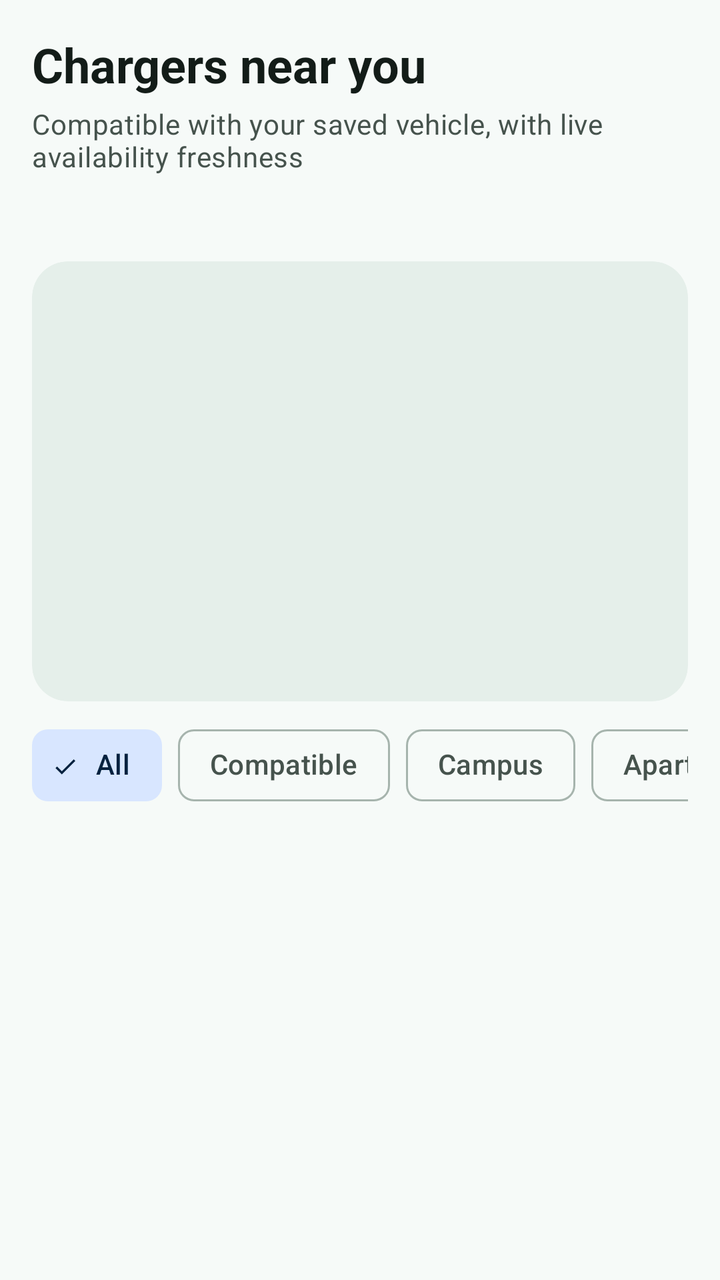
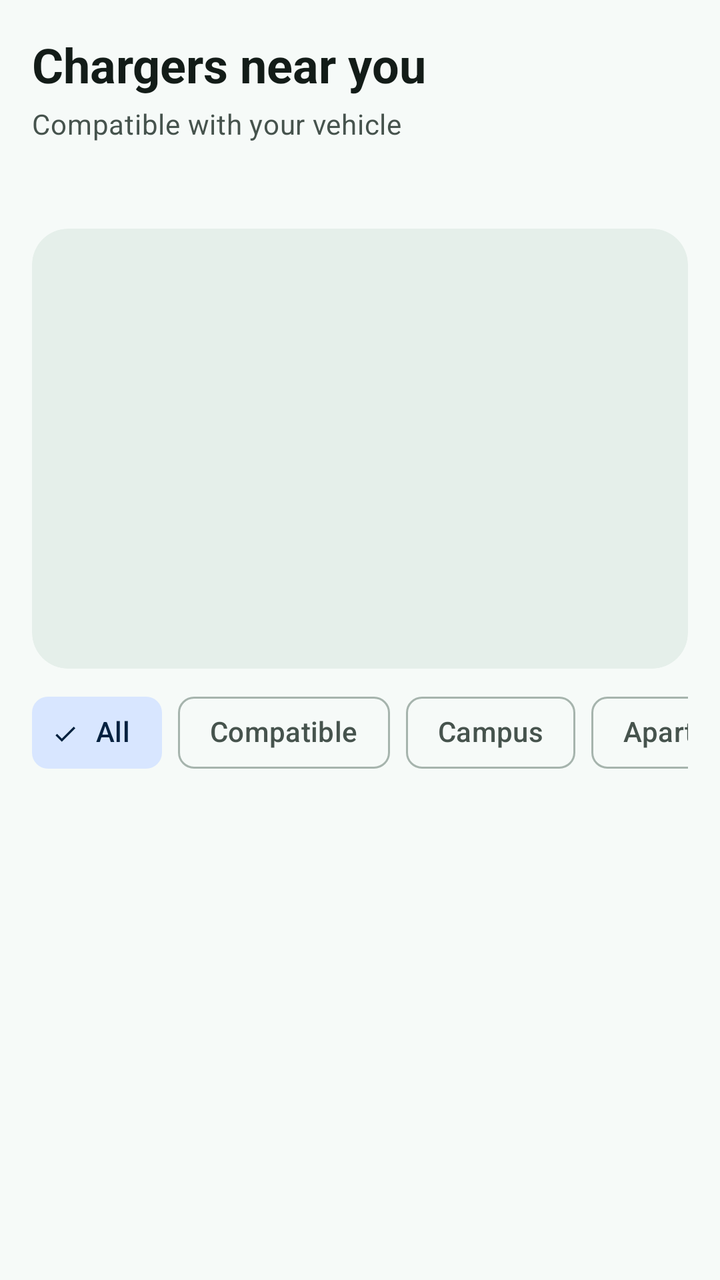

Screens rendered from an Android XML layout before and after an edit, with the pre-edit source and the edit as a unified diff.
<!-- AndroidManifest.xml: application theme Theme.Amperly -->
<!-- res/layout/fragment_charger_discovery.xml -->
<?xml version="1.0" encoding="utf-8"?>
<LinearLayout xmlns:android="http://schemas.android.com/apk/res/android"
    xmlns:app="http://schemas.android.com/apk/res-auto"
    android:layout_width="match_parent"
    android:layout_height="match_parent"
    android:orientation="vertical">

    <LinearLayout
        android:layout_width="match_parent"
        android:layout_height="wrap_content"
        android:orientation="vertical"
        android:paddingHorizontal="@dimen/amp_screen_padding"
        android:paddingTop="@dimen/amp_space_m">

        <TextView
            android:layout_width="match_parent"
            android:layout_height="wrap_content"
            android:text="@string/discovery_title"
            android:textAppearance="@style/TextAppearance.Amperly.ScreenTitle" />

        <TextView
            android:id="@+id/discoverySubtitleText"
            android:layout_width="match_parent"
            android:layout_height="wrap_content"
            android:layout_marginTop="@dimen/amp_space_xs"
            android:text="@string/discovery_subtitle"
            android:textAppearance="@style/TextAppearance.Amperly.Body" />

        <TextView
            android:id="@+id/resultCountText"
            android:layout_width="match_parent"
            android:layout_height="wrap_content"
            android:layout_marginTop="@dimen/amp_space_s"
            android:textAppearance="@style/TextAppearance.Amperly.BodyStrong" />
    </LinearLayout>

    <com.google.android.material.card.MaterialCardView
        style="@style/Widget.Amperly.Card.Map"
        android:layout_width="match_parent"
        android:layout_height="@dimen/amp_map_panel_height"
        android:layout_marginHorizontal="@dimen/amp_screen_padding"
        android:layout_marginTop="@dimen/amp_space_m">

        <FrameLayout
            android:id="@+id/mapContainer"
            android:layout_width="match_parent"
            android:layout_height="match_parent" />
    </com.google.android.material.card.MaterialCardView>

    <HorizontalScrollView
        android:layout_width="match_parent"
        android:layout_height="wrap_content"
        android:layout_marginTop="@dimen/amp_space_s"
        android:paddingHorizontal="@dimen/amp_screen_padding"
        android:scrollbars="none">

        <com.google.android.material.chip.ChipGroup
            android:id="@+id/filterChipGroup"
            android:layout_width="wrap_content"
            android:layout_height="wrap_content"
            app:singleLine="true"
            app:singleSelection="true">

            <com.google.android.material.chip.Chip
                android:id="@+id/filterAllChip"
                style="@style/Widget.Amperly.Chip"
                android:layout_width="wrap_content"
                android:layout_height="wrap_content"
                android:checked="true"
                android:text="@string/filter_all" />

            <com.google.android.material.chip.Chip
                android:id="@+id/filterCompatibleChip"
                style="@style/Widget.Amperly.Chip"
                android:layout_width="wrap_content"
                android:layout_height="wrap_content"
                android:text="@string/filter_compatible" />

            <com.google.android.material.chip.Chip
                android:id="@+id/filterCampusChip"
                style="@style/Widget.Amperly.Chip"
                android:layout_width="wrap_content"
                android:layout_height="wrap_content"
                android:text="@string/filter_campus" />

            <com.google.android.material.chip.Chip
                android:id="@+id/filterApartmentChip"
                style="@style/Widget.Amperly.Chip"
                android:layout_width="wrap_content"
                android:layout_height="wrap_content"
                android:text="@string/filter_apartment" />

            <com.google.android.material.chip.Chip
                android:id="@+id/filterDcChip"
                style="@style/Widget.Amperly.Chip"
                android:layout_width="wrap_content"
                android:layout_height="wrap_content"
                android:text="@string/filter_dc_fast" />

            <com.google.android.material.chip.Chip
                android:id="@+id/filterVerifiedMeterChip"
                style="@style/Widget.Amperly.Chip"
                android:layout_width="wrap_content"
                android:layout_height="wrap_content"
                android:text="@string/filter_verified_only" />
        </com.google.android.material.chip.ChipGroup>
    </HorizontalScrollView>

    <TextView
        android:id="@+id/emptyStateText"
        android:layout_width="match_parent"
        android:layout_height="wrap_content"
        android:layout_margin="@dimen/amp_screen_padding"
        android:text="@string/empty_state"
        android:textAppearance="@style/TextAppearance.Amperly.Body"
        android:visibility="gone" />

    <androidx.recyclerview.widget.RecyclerView
        android:id="@+id/stationsRecyclerView"
        android:layout_width="match_parent"
        android:layout_height="0dp"
        android:layout_weight="1"
        android:clipToPadding="false"
        android:paddingHorizontal="@dimen/amp_space_s"
        android:paddingTop="@dimen/amp_space_xs"
        android:paddingBottom="@dimen/amp_space_l" />
</LinearLayout>
<!-- resources referenced by this layout -->
<resources>
  <dimen name="amp_map_panel_height">220dp</dimen>
  <dimen name="amp_screen_padding">16dp</dimen>
  <dimen name="amp_space_l">24dp</dimen>
  <dimen name="amp_space_m">16dp</dimen>
  <dimen name="amp_space_s">8dp</dimen>
  <dimen name="amp_space_xs">4dp</dimen>
  <string name="discovery_subtitle">Compatible with your saved vehicle, with live availability freshness</string>
  <string name="discovery_title">Chargers near you</string>
  <string name="empty_state">Nothing here yet</string>
  <string name="filter_all">All</string>
  <string name="filter_apartment">Apartment</string>
  <string name="filter_campus">Campus</string>
  <string name="filter_compatible">Compatible</string>
  <string name="filter_dc_fast">DC fast</string>
  <string name="filter_verified_only">Verified meter</string>
  <style name="TextAppearance.Amperly.Body" parent="TextAppearance.Material3.BodyMedium">
          <item name="android:textColor">?attr/colorOnSurfaceVariant</item>
      </style>
  <style name="TextAppearance.Amperly.BodyStrong" parent="TextAppearance.Material3.BodyMedium">
          <item name="android:textColor">?attr/colorOnSurface</item>
      </style>
  <style name="TextAppearance.Amperly.ScreenTitle" parent="TextAppearance.Material3.HeadlineSmall">
          <item name="android:textColor">?attr/colorOnSurface</item>
          <item name="android:textStyle">bold</item>
      </style>
  <style name="Widget.Amperly.Card.Map" parent="Widget.Amperly.Card.Filled">
          <item name="cardBackgroundColor">?attr/colorSurfaceContainerHigh</item>
      </style>
  <style name="Widget.Amperly.Chip" parent="Widget.Material3.Chip.Filter">
          <item name="android:textAllCaps">false</item>
          <item name="chipMinHeight">36dp</item>
      </style>
  <style name="Theme.Amperly" parent="Base.Theme.Amperly" />
  <style name="Widget.Amperly.Card.Filled" parent="Widget.Material3.CardView.Filled">
          <item name="cardCornerRadius">@dimen/amp_card_radius</item>
          <item name="cardElevation">0dp</item>
          <item name="cardBackgroundColor">?attr/colorSurfaceContainer</item>
      </style>
  <dimen name="amp_card_radius">18dp</dimen>
  <color name="amp_primary">#0E7C56</color>
  <color name="white">#FFFFFFFF</color>
  <color name="amp_primary_container">#C6F0DC</color>
  <color name="amp_on_primary_container">#04301F</color>
  <color name="amp_primary_light">#3FA37C</color>
  <color name="amp_secondary">#1B6FE3</color>
  <color name="amp_secondary_container">#D8E6FF</color>
  <color name="amp_on_secondary_container">#04213F</color>
  <color name="amp_tertiary">#8A4E00</color>
  <color name="amp_tertiary_container">#FFE1BA</color>
  <color name="amp_on_tertiary_container">#2E1500</color>
  <color name="amp_error">#BA1A1A</color>
  <color name="amp_error_container">#FFDAD6</color>
  <color name="amp_on_error_container">#410E0B</color>
  <color name="amp_surface">#F6FAF8</color>
  <color name="amp_surface_container_lowest">#FFFFFF</color>
  <color name="amp_surface_container_low">#F1F7F4</color>
  <color name="amp_surface_container">#EBF3EF</color>
  <color name="amp_surface_container_high">#E5EFEA</color>
  <color name="amp_surface_container_highest">#DFEAE4</color>
  <color name="amp_surface_variant">#DCE5E0</color>
  <color name="amp_on_surface">#131C18</color>
  <color name="amp_on_surface_variant">#46534D</color>
  <color name="amp_outline">#A6B4AD</color>
  <color name="amp_outline_variant">#D2DED8</color>
  <style name="Widget.Amperly.Button" parent="Widget.Material3.Button">
          <item name="android:minHeight">@dimen/amp_touch_target</item>
          <item name="cornerRadius">14dp</item>
          <item name="android:textAllCaps">false</item>
      </style>
  <style name="ThemeOverlay.Amperly.Dialog" parent="ThemeOverlay.Material3.MaterialAlertDialog" />
  <dimen name="amp_card_elevation">0dp</dimen>
  <dimen name="amp_touch_target">48dp</dimen>
  <!-- unchanged entries left out for length: 2 -->
</resources>

<!-- the commit's change to res/layout/fragment_charger_discovery.xml (unified diff, before → after) -->
@@ -1,127 +1,133 @@
 <?xml version="1.0" encoding="utf-8"?>
-<LinearLayout xmlns:android="http://schemas.android.com/apk/res/android"
+<androidx.core.widget.NestedScrollView xmlns:android="http://schemas.android.com/apk/res/android"
     xmlns:app="http://schemas.android.com/apk/res-auto"
     android:layout_width="match_parent"
     android:layout_height="match_parent"
-    android:orientation="vertical">
+    android:fillViewport="true">
 
     <LinearLayout
         android:layout_width="match_parent"
         android:layout_height="wrap_content"
         android:orientation="vertical"
-        android:paddingHorizontal="@dimen/amp_screen_padding"
-        android:paddingTop="@dimen/amp_space_m">
+        android:paddingBottom="@dimen/amp_space_xl">
 
-        <TextView
+        <LinearLayout
             android:layout_width="match_parent"
             android:layout_height="wrap_content"
-            android:text="@string/discovery_title"
-            android:textAppearance="@style/TextAppearance.Amperly.ScreenTitle" />
+            android:orientation="vertical"
+            android:paddingHorizontal="@dimen/amp_screen_padding"
+            android:paddingTop="@dimen/amp_space_m">
 
-        <TextView
-            android:id="@+id/discoverySubtitleText"
+            <TextView
+                android:layout_width="match_parent"
+                android:layout_height="wrap_content"
+                android:text="@string/discovery_title"
+                android:textAppearance="@style/TextAppearance.Amperly.ScreenTitle" />
+
+            <TextView
+                android:id="@+id/discoverySubtitleText"
+                android:layout_width="match_parent"
+                android:layout_height="wrap_content"
+                android:layout_marginTop="@dimen/amp_space_xs"
+                android:text="@string/discovery_subtitle"
+                android:textAppearance="@style/TextAppearance.Amperly.Body" />
+
+            <TextView
+                android:id="@+id/resultCountText"
+                android:layout_width="match_parent"
+                android:layout_height="wrap_content"
+                android:layout_marginTop="@dimen/amp_space_s"
+                android:textAppearance="@style/TextAppearance.Amperly.BodyStrong" />
+        </LinearLayout>
+
+        <com.google.android.material.card.MaterialCardView
+            style="@style/Widget.Amperly.Card.Map"
             android:layout_width="match_parent"
-            android:layout_height="wrap_content"
-            android:layout_marginTop="@dimen/amp_space_xs"
-            android:text="@string/discovery_subtitle"
-            android:textAppearance="@style/TextAppearance.Amperly.Body" />
+            android:layout_height="@dimen/amp_map_panel_height"
+            android:layout_marginHorizontal="@dimen/amp_screen_padding"
+            android:layout_marginTop="@dimen/amp_space_m">
 
-        <TextView
-            android:id="@+id/resultCountText"
+            <FrameLayout
+                android:id="@+id/mapContainer"
+                android:layout_width="match_parent"
+                android:layout_height="match_parent" />
+        </com.google.android.material.card.MaterialCardView>
+
+        <HorizontalScrollView
             android:layout_width="match_parent"
             android:layout_height="wrap_content"
             android:layout_marginTop="@dimen/amp_space_s"
-            android:textAppearance="@style/TextAppearance.Amperly.BodyStrong" />
-    </LinearLayout>
+            android:paddingHorizontal="@dimen/amp_screen_padding"
+            android:scrollbars="none">
 
-    <com.google.android.material.card.MaterialCardView
-        style="@style/Widget.Amperly.Card.Map"
-        android:layout_width="match_parent"
-        android:layout_height="@dimen/amp_map_panel_height"
-        android:layout_marginHorizontal="@dimen/amp_screen_padding"
-        android:layout_marginTop="@dimen/amp_space_m">
-
-        <FrameLayout
-            android:id="@+id/mapContainer"
-            android:layout_width="match_parent"
-            android:layout_height="match_parent" />
-    </com.google.android.material.card.MaterialCardView>
-
-    <HorizontalScrollView
-        android:layout_width="match_parent"
-        android:layout_height="wrap_content"
-        android:layout_marginTop="@dimen/amp_space_s"
-        android:paddingHorizontal="@dimen/amp_screen_padding"
-        android:scrollbars="none">
-
-        <com.google.android.material.chip.ChipGroup
-            android:id="@+id/filterChipGroup"
-            android:layout_width="wrap_content"
-            android:layout_height="wrap_content"
-            app:singleLine="true"
-            app:singleSelection="true">
-
-            <com.google.android.material.chip.Chip
-                android:id="@+id/filterAllChip"
-                style="@style/Widget.Amperly.Chip"
+            <com.google.android.material.chip.ChipGroup
+                android:id="@+id/filterChipGroup"
                 android:layout_width="wrap_content"
                 android:layout_height="wrap_content"
-                android:checked="true"
-                android:text="@string/filter_all" />
+                app:singleLine="true"
+                app:singleSelection="true">
 
-            <com.google.android.material.chip.Chip
-                android:id="@+id/filterCompatibleChip"
-                style="@style/Widget.Amperly.Chip"
-                android:layout_width="wrap_content"
-                android:layout_height="wrap_content"
-                android:text="@string/filter_compatible" />
+                <com.google.android.material.chip.Chip
+                    android:id="@+id/filterAllChip"
+                    style="@style/Widget.Amperly.Chip"
+                    android:layout_width="wrap_content"
+                    android:layout_height="wrap_content"
+                    android:checked="true"
+                    android:text="@string/filter_all" />
 
-            <com.google.android.material.chip.Chip
-                android:id="@+id/filterCampusChip"
-                style="@style/Widget.Amperly.Chip"
-                android:layout_width="wrap_content"
-                android:layout_height="wrap_content"
-                android:text="@string/filter_campus" />
+                <com.google.android.material.chip.Chip
+                    android:id="@+id/filterCompatibleChip"
+                    style="@style/Widget.Amperly.Chip"
+                    android:layout_width="wrap_content"
+                    android:layout_height="wrap_content"
+                    android:text="@string/filter_compatible" />
 
-            <com.google.android.material.chip.Chip
-                android:id="@+id/filterApartmentChip"
-                style="@style/Widget.Amperly.Chip"
-                android:layout_width="wrap_content"
-                android:layout_height="wrap_content"
-                android:text="@string/filter_apartment" />
+                <com.google.android.material.chip.Chip
+                    android:id="@+id/filterCampusChip"
+                    style="@style/Widget.Amperly.Chip"
+                    android:layout_width="wrap_content"
+                    android:layout_height="wrap_content"
+                    android:text="@string/filter_campus" />
 
-            <com.google.android.material.chip.Chip
-                android:id="@+id/filterDcChip"
-                style="@style/Widget.Amperly.Chip"
-                android:layout_width="wrap_content"
-                android:layout_height="wrap_content"
-                android:text="@string/filter_dc_fast" />
+                <com.google.android.material.chip.Chip
+                    android:id="@+id/filterApartmentChip"
+                    style="@style/Widget.Amperly.Chip"
+                    android:layout_width="wrap_content"
+                    android:layout_height="wrap_content"
+                    android:text="@string/filter_apartment" />
 
-            <com.google.android.material.chip.Chip
-                android:id="@+id/filterVerifiedMeterChip"
-                style="@style/Widget.Amperly.Chip"
-                android:layout_width="wrap_content"
-                android:layout_height="wrap_content"
-                android:text="@string/filter_verified_only" />
-        </com.google.android.material.chip.ChipGroup>
-    </HorizontalScrollView>
+                <com.google.android.material.chip.Chip
+                    android:id="@+id/filterDcChip"
+                    style="@style/Widget.Amperly.Chip"
+                    android:layout_width="wrap_content"
+                    android:layout_height="wrap_content"
+                    android:text="@string/filter_dc_fast" />
 
-    <TextView
-        android:id="@+id/emptyStateText"
-        android:layout_width="match_parent"
-        android:layout_height="wrap_content"
-        android:layout_margin="@dimen/amp_screen_padding"
-        android:text="@string/empty_state"
-        android:textAppearance="@style/TextAppearance.Amperly.Body"
-        android:visibility="gone" />
+                <com.google.android.material.chip.Chip
+                    android:id="@+id/filterVerifiedMeterChip"
+                    style="@style/Widget.Amperly.Chip"
+                    android:layout_width="wrap_content"
+                    android:layout_height="wrap_content"
+                    android:text="@string/filter_verified_only" />
+            </com.google.android.material.chip.ChipGroup>
+        </HorizontalScrollView>
 
-    <androidx.recyclerview.widget.RecyclerView
-        android:id="@+id/stationsRecyclerView"
-        android:layout_width="match_parent"
-        android:layout_height="0dp"
-        android:layout_weight="1"
-        android:clipToPadding="false"
-        android:paddingHorizontal="@dimen/amp_space_s"
-        android:paddingTop="@dimen/amp_space_xs"
-        android:paddingBottom="@dimen/amp_space_l" />
-</LinearLayout>
+        <TextView
+            android:id="@+id/emptyStateText"
+            android:layout_width="match_parent"
+            android:layout_height="wrap_content"
+            android:layout_margin="@dimen/amp_screen_padding"
+            android:text="@string/empty_state"
+            android:textAppearance="@style/TextAppearance.Amperly.Body"
+            android:visibility="gone" />
+
+        <androidx.recyclerview.widget.RecyclerView
+            android:id="@+id/stationsRecyclerView"
+            android:layout_width="match_parent"
+            android:layout_height="wrap_content"
+            android:clipToPadding="false"
+            android:nestedScrollingEnabled="false"
+            android:paddingHorizontal="@dimen/amp_space_s"
+            android:paddingTop="@dimen/amp_space_xs" />
+    </LinearLayout>
+</androidx.core.widget.NestedScrollView>
<!-- resource entries referenced after the edit -->
@@ -2,11 +2,11 @@
 <resources>
   <dimen name="amp_map_panel_height">220dp</dimen>
   <dimen name="amp_screen_padding">16dp</dimen>
-  <dimen name="amp_space_l">24dp</dimen>
   <dimen name="amp_space_m">16dp</dimen>
   <dimen name="amp_space_s">8dp</dimen>
+  <dimen name="amp_space_xl">32dp</dimen>
   <dimen name="amp_space_xs">4dp</dimen>
-  <string name="discovery_subtitle">Compatible with your saved vehicle, with live availability freshness</string>
+  <string name="discovery_subtitle">Compatible with your vehicle</string>
   <string name="discovery_title">Chargers near you</string>
   <string name="empty_state">Nothing here yet</string>
   <string name="filter_all">All</string>
